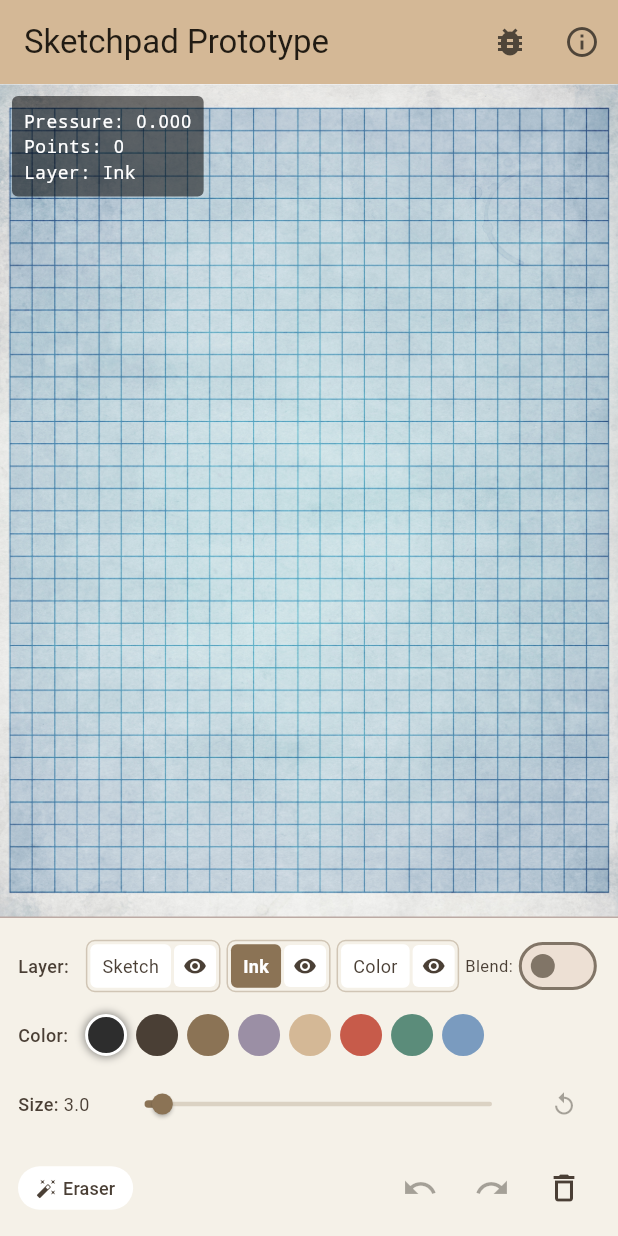
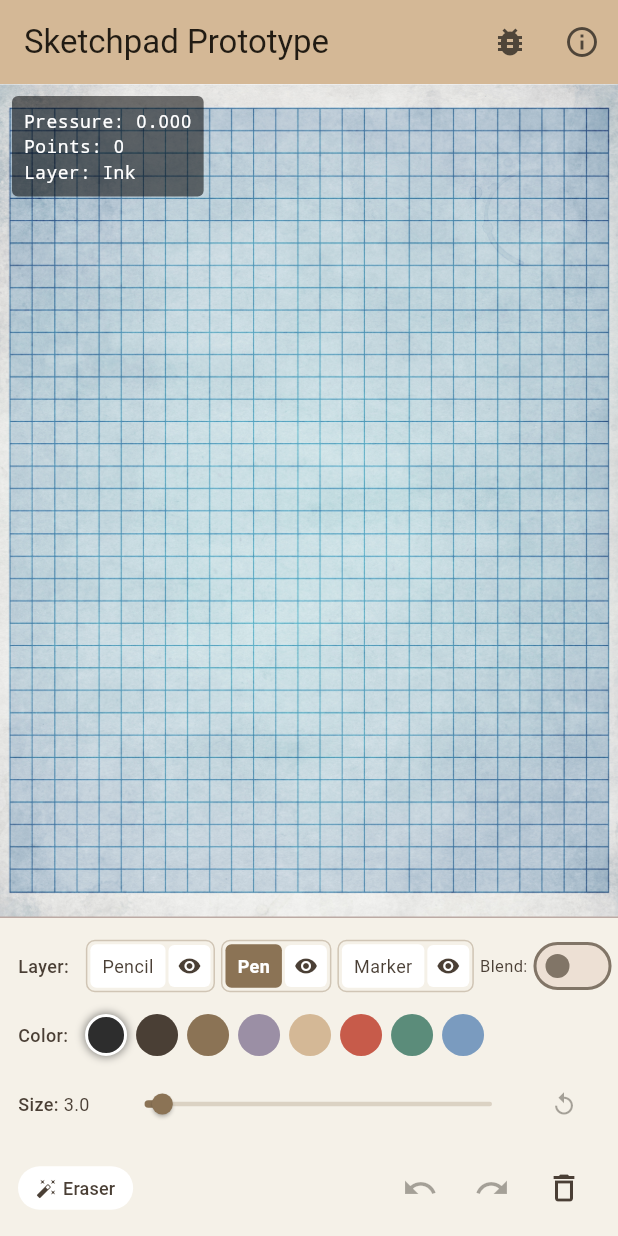
Before and after one commit to BlueKittyMeow/pin_and_paper_sketchpad, a Flutter app: the screen it shows after launch, on a phone screen of 412 x 824 dp. Run offline on Flutter 3.47's test engine with Material 3 defaults, Android fonts, the phone set to English and light mode, and no system bars; missing offline and left inert: perfect_freehand.

Commit message:
feat: implement rename — Pencil / Pen / Marker (owner decision 2026-08-06)
Display-label mapping in the toolbar only: 'Color' collided with the
color-palette concept and never stuck. Serialized layer names are
untouched, so old drawings load unchanged and get the new labels.

```diff
--- a/lib/widgets/toolbar.dart
+++ b/lib/widgets/toolbar.dart
@@ -140,6 +140,20 @@ class DrawingToolbar extends StatelessWidget {
   /// both pieces together is the "these two belong to each other"
   /// grouping cue, so ownership reads at a glance even though they're
   /// separately tappable.
+  /// Display labels for the standard layers (owner rename 2026-08-06:
+  /// physical implement names — "Color" collided with the color palette
+  /// concept and never stuck). Serialized layer names are untouched, so
+  /// old drawings load unchanged and still get the new labels; a custom
+  /// layer name passes through as-is.
+  static const _displayNames = {
+    'Sketch': 'Pencil',
+    'Ink': 'Pen',
+    'Color': 'Marker',
+  };
+
+  static String _displayName(String layerName) =>
+      _displayNames[layerName] ?? layerName;
+
   Widget _buildLayerChipGroup(int index) {
     final layer = layerStack.layers[index];
     final isActive = index == layerStack.activeLayerIndex;
@@ -171,7 +185,7 @@ class DrawingToolbar extends StatelessWidget {
                 borderRadius: BorderRadius.circular(4),
               ),
               child: Text(
-                layer.name,
+                _displayName(layer.name),
                 style: TextStyle(
                   fontSize: 12,
                   color: isActive ? Colors.white : ink,
```
Also changed, not shown: 1 other file.
